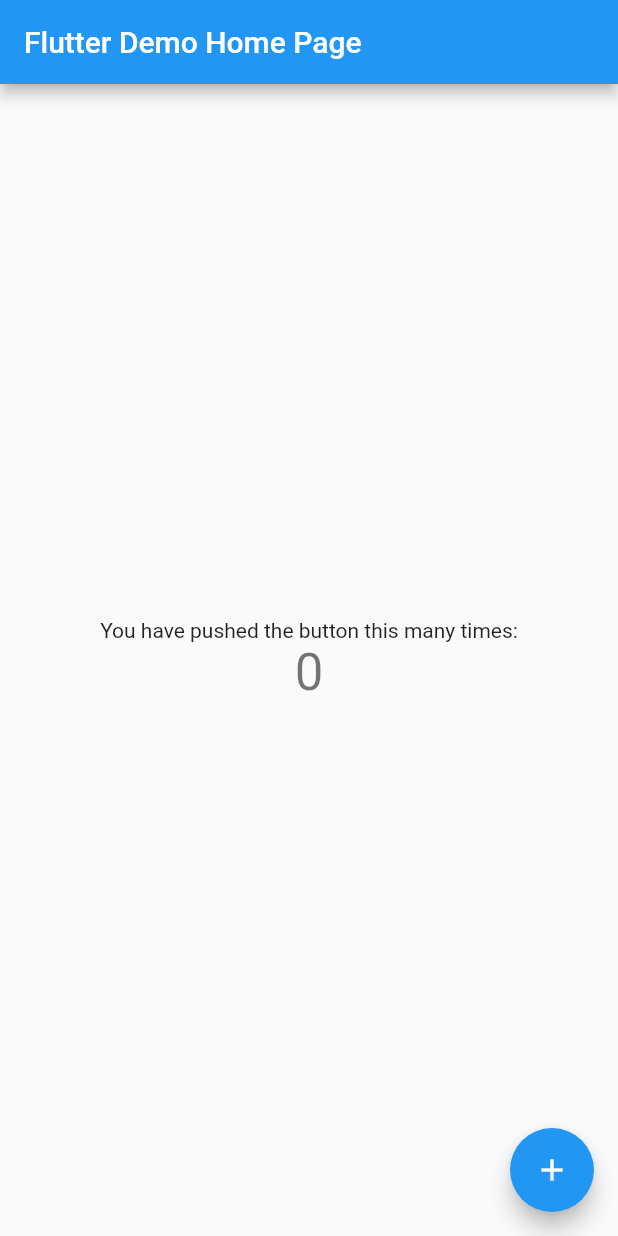
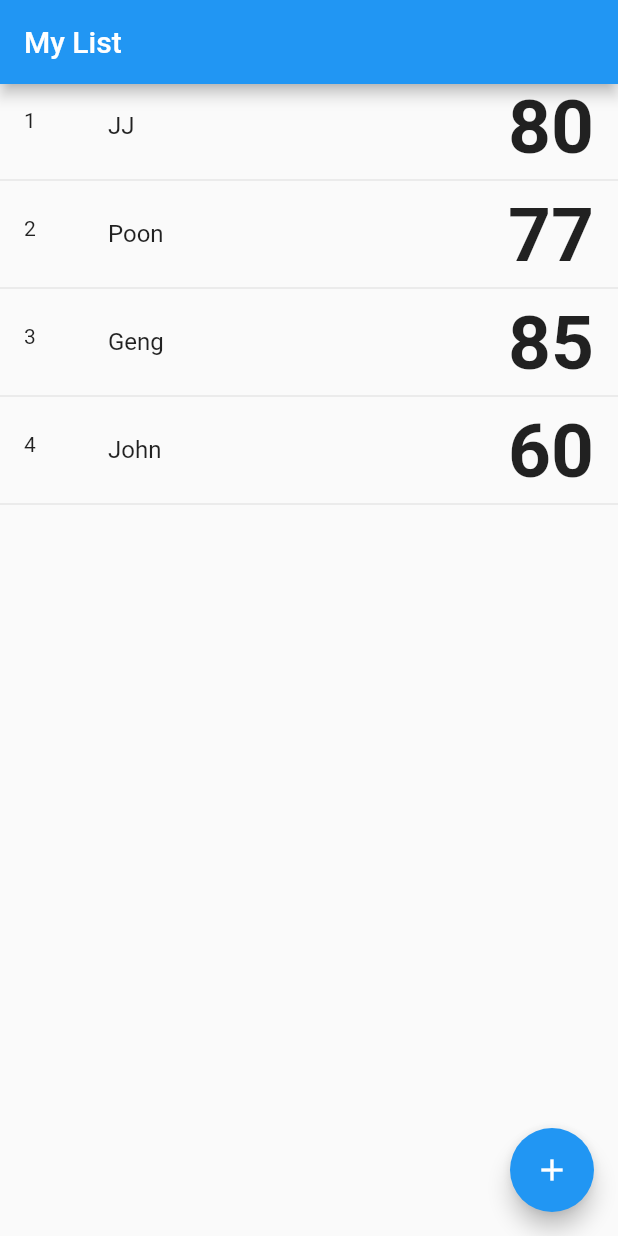
Before and after one commit to YongYangyuen/Flutter-my_scores_list, a Flutter app: the screen it shows after launch, on a phone screen of 412 x 824 dp. Run offline on Flutter 3.47's test engine with Material 2 defaults, Android fonts, the phone set to English and light mode, and no system bars.

Commit message:
Update list

```diff
--- a/lib/main.dart
+++ b/lib/main.dart
@@ -9,7 +9,7 @@ class MyApp extends StatelessWidget {
   @override
   Widget build(BuildContext context) {
     return MaterialApp(
-      title: 'Flutter Demo',
+      title: 'My List',
       theme: ThemeData(
         // This is the theme of your application.
         //
@@ -26,7 +26,7 @@ class MyApp extends StatelessWidget {
         // closer together (more dense) than on mobile platforms.
         visualDensity: VisualDensity.adaptivePlatformDensity,
       ),
-      home: MyHomePage(title: 'Flutter Demo Home Page'),
+      home: MyHomePage(title: 'My List'),
     );
   }
 }
@@ -63,6 +63,9 @@ class _MyHomePageState extends State<MyHomePage> {
     });
   }
 
+  final items = ['JJ', 'Poon', 'Geng', 'John'];
+  final scores = [80, 77, 85, 60];
+
   @override
   Widget build(BuildContext context) {
     // This method is rerun every time setState is called, for instance as done
@@ -78,35 +81,29 @@ class _MyHomePageState extends State<MyHomePage> {
         title: Text(widget.title),
       ),
       body: Center(
-        // Center is a layout widget. It takes a single child and positions it
-        // in the middle of the parent.
-        child: Column(
-          // Column is also a layout widget. It takes a list of children and
-          // arranges them vertically. By default, it sizes itself to fit its
-          // children horizontally, and tries to be as tall as its parent.
-          //
-          // Invoke "debug painting" (press "p" in the console, choose the
-          // "Toggle Debug Paint" action from the Flutter Inspector in Android
-          // Studio, or the "Toggle Debug Paint" command in Visual Studio Code)
-          // to see the wireframe for each widget.
-          //
-          // Column has various properties to control how it sizes itself and
-          // how it positions its children. Here we use mainAxisAlignment to
-          // center the children vertically; the main axis here is the vertical
-          // axis because Columns are vertical (the cross axis would be
-          // horizontal).
-          mainAxisAlignment: MainAxisAlignment.center,
-          children: <Widget>[
-            Text(
-              'You have pushed the button this many times:',
-            ),
-            Text(
-              '$_counter',
-              style: Theme.of(context).textTheme.headline4,
-            ),
-          ],
-        ),
-      ),
+          // Center is a layout widget. It takes a single child and positions it
+          // in the middle of the parent.
+          child: ListView.builder(
+        itemCount: items.length,
+        itemBuilder: (context, index) {
+          return Column(
+            children: <Widget>[
+              ListTile(
+                leading: Text((index + 1).toString()),
+                title: Text(items[index]),
+                trailing: Text(
+                  scores[index].toString(),
+                  style: TextStyle(
+                    fontWeight: FontWeight.bold,
+                    fontSize: 50,
+                  ),
+                ),
+              ),
+              Divider(), //                           <-- Divider
+            ],
+          );
+        },
+      )),
       floatingActionButton: FloatingActionButton(
         onPressed: _incrementCounter,
         tooltip: 'Increment',
```
